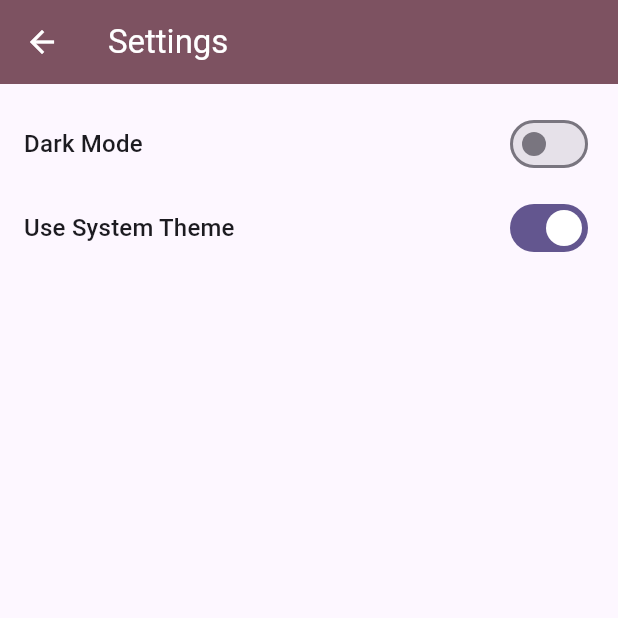
After one commit to Go-Flutter-Dashboard/prodspace, a Flutter app: the screen it shows after launch, after a tap on the "settings" icon, on a phone screen of 412 x 824 dp, the top half of it. The commit adds this screen. Run offline on Flutter 3.47's test engine with Material 3 defaults, Android fonts, the phone set to English and light mode, and no system bars; our stand-ins replace flutter_colorpicker, hive_flutter, image_picker, shared_preferences; accounts and stored records are empty.

Commit message:
feat: add theme change in settings

```diff
--- a/frontend/lib/board/presentation/pages/board_page.dart
+++ b/frontend/lib/board/presentation/pages/board_page.dart
@@ -13,6 +13,7 @@ import '../widgets/color_picker_dialog.dart';
 import 'package:image_picker/image_picker.dart';
 import 'dart:typed_data';
 import 'package:flutter/gestures.dart';
+import 'package:prodspace/settings/presentations/widgets/settings_btn.dart';
 
 class BoardPage extends StatefulWidget {
   const BoardPage({super.key});
@@ -343,7 +344,7 @@ class _BordPageState extends State<BoardPage> {
   Widget build(BuildContext context) {
     final hasSelection = _selectedObjectIndices.isNotEmpty || _selectedPathIndices.isNotEmpty;
     return Scaffold(
-      appBar: AppBar(title: const Text('Интерактивная доска')),
+      appBar: AppBar(title: const Text('Интерактивная доска'), actions: [settingsButton(context)],),
       body: LayoutBuilder(
         builder: (context, constraints) {
           final Offset effectiveOffset = _canvasOffset;
--- a/frontend/lib/login_n_regestration/login_page.dart
+++ b/frontend/lib/login_n_regestration/login_page.dart
@@ -2,6 +2,7 @@ import 'package:flutter/material.dart';
 import 'package:http/http.dart' as http;
 import 'package:hive_flutter/hive_flutter.dart';
 import 'package:prodspace/login_n_regestration/logged_in.dart';
+import 'package:prodspace/settings/presentations/widgets/settings_btn.dart';
 
 class LoginPage extends StatefulWidget {
   const LoginPage({super.key});
@@ -99,6 +100,9 @@ class _LoginPageState extends State<LoginPage> {
         title: const Text("Login"),
         backgroundColor: colorScheme.tertiary,
         foregroundColor: colorScheme.onTertiary,
+        actions: [
+        settingsButton(context),
+      ],
       ),
       body: Center(
         child: SingleChildScrollView(
--- a/frontend/lib/login_n_regestration/registration_page.dart
+++ b/frontend/lib/login_n_regestration/registration_page.dart
@@ -2,6 +2,7 @@ import 'package:flutter/material.dart';
 import 'package:http/http.dart' as http;
 import 'package:hive_flutter/hive_flutter.dart';
 import 'package:prodspace/login_n_regestration/logged_in.dart';
+import 'package:prodspace/settings/presentations/widgets/settings_btn.dart';
 
 class RegisterPage extends StatefulWidget {
   const RegisterPage({super.key});
@@ -99,6 +100,9 @@ class _RegisterPageState extends State<RegisterPage> {
         title: const Text('Register'),
         backgroundColor: colorScheme.tertiary,
         foregroundColor: colorScheme.onTertiary,
+        actions: [
+          settingsButton(context)
+        ],
       ),
       body: Center(
         child: SingleChildScrollView(
--- a/frontend/lib/main.dart
+++ b/frontend/lib/main.dart
@@ -1,9 +1,10 @@
 import 'package:flutter/material.dart';
+import 'package:provider/provider.dart';
 import 'login_n_regestration/logged_in.dart';
 import 'pages.dart';
-import 'package:hive/hive.dart';
 import 'package:hive_flutter/hive_flutter.dart';
 import 'package:path_provider/path_provider.dart';
+import 'theme/theme_provider.dart';
 import 'theme/app_theme.dart';
 import 'package:flutter/foundation.dart' show kIsWeb;
 
@@ -18,7 +19,16 @@ void main() async {
   await Hive.openBox('user_parameters');
   await Hive.openBox('settings');
   await Hive.openBox('changes');
-  runApp(MyApp());
+
+  final themeProvider = ThemeProvider();
+  await themeProvider.initialize();
+
+  runApp(
+    ChangeNotifierProvider.value(
+      value: themeProvider,
+      child: MyApp(),
+    ),
+  );
 }
 
 class MyApp extends StatelessWidget {
@@ -30,12 +40,22 @@ class MyApp extends StatelessWidget {
   // This widget is the root of the application.
   @override
   Widget build(BuildContext context) {
+    final themeProvider = Provider.of<ThemeProvider>(context);
+
+    if (themeProvider.isLoading) {
+      return const MaterialApp(
+        home: Scaffold(
+          body: Center(child: CircularProgressIndicator()),
+        ),
+      );
+    }
+
     return MaterialApp(
       navigatorKey: navigatorKey,
       title: 'Your Workspace',
       theme: AppThemes.lightTheme,
       darkTheme: AppThemes.darkTheme,
-      themeMode: AppThemes.thememode,
+      themeMode: themeProvider.themeMode,
       initialRoute: '/',
       routes: {
         '/': (context) => FutureBuilder<bool>(
@@ -45,17 +65,17 @@ class MyApp extends StatelessWidget {
             if (snapshot.connectionState == ConnectionState.waiting) {
               return const Center(child: CircularProgressIndicator());
             }
-            return const BoardPage();
-            // if (snapshot.data == true) {
-            //   return const BoardPage();
-            // } else {
-            //   return const LoginPage();
-            // }
+            if (snapshot.data == true) {
+              return const BoardPage();
+            } else {
+              return const LoginPage();
+            }
           },
         ),
         '/home': (context) => const BoardPage(),
-        //'/login': (context) => const LoginPage(),
-        //'/register': (context) => const RegisterPage(),
+        '/login': (context) => const LoginPage(),
+        '/register': (context) => const RegisterPage(),
+        '/settings': (context) => const SettingsPage(),
       },
     );
   }
--- a/frontend/lib/pages.dart
+++ b/frontend/lib/pages.dart
@@ -2,3 +2,4 @@
 export 'login_n_regestration/login_page.dart';
 export 'login_n_regestration/registration_page.dart';
 export 'board/presentation/pages/board_page.dart';
+export 'settings/presentations/pages/settings_page.dart';
--- /dev/null
+++ b/frontend/lib/settings/presentations/pages/settings_page.dart
@@ -0,0 +1,75 @@
+import 'package:flutter/material.dart';
+import 'package:provider/provider.dart';
+import 'package:prodspace/theme/theme_provider.dart';
+
+class SettingsPage extends StatefulWidget {
+  const SettingsPage({super.key});
+
+  @override
+  State<SettingsPage> createState() => _SettingsPageState();
+}
+
+class _SettingsPageState extends State<SettingsPage> {
+  @override
+  Widget build(BuildContext context) {
+    final theme = Theme.of(context);
+    final themeProvider = Provider.of<ThemeProvider>(context);
+
+    return Scaffold(
+      appBar: AppBar(
+        title: const Text('Settings'),
+        backgroundColor: theme.colorScheme.tertiary,
+        foregroundColor: theme.colorScheme.onTertiary,
+      ),
+      body: Padding(
+        padding: const EdgeInsets.all(16.0),
+        child: Column(
+          crossAxisAlignment: CrossAxisAlignment.start,
+          children: [
+            // Dark Mode Switch
+            Row(
+              mainAxisAlignment: MainAxisAlignment.spaceBetween,
+              children: [
+                Text('Dark Mode', style: theme.textTheme.titleMedium),
+                Switch(
+                  value: themeProvider.isDarkMode,
+                  onChanged: (value) async {
+                    themeProvider.setThemeMode(value ? ThemeMode.dark : ThemeMode.light);
+                    setState(() {});
+                    ScaffoldMessenger.of(context).showSnackBar(
+                      SnackBar(
+                        content: Text(value ? 'Dark mode enabled' : 'Light mode enabled'),
+                        duration: const Duration(seconds: 1),
+                      ),
+                    );
+                  },
+                ),
+              ],
+            ),
+            const SizedBox(height: 8.0),
+            // System Theme Switch
+            Row(
+              mainAxisAlignment: MainAxisAlignment.spaceBetween,
+              children: [
+                Text('Use System Theme', style: theme.textTheme.titleMedium),
+                Switch(
+                  value: themeProvider.isSystemMode,
+                  onChanged: (value) async {
+                    themeProvider.setThemeMode(value ? ThemeMode.system : ThemeMode.light);
+                    setState(() {});
+                    ScaffoldMessenger.of(context).showSnackBar(
+                      SnackBar(
+                        content: Text(value ? 'System theme enabled' : 'Light mode enabled'),
+                        duration: const Duration(seconds: 1),
+                      ),
+                    );
+                  },
+                ),
+              ],
+            ),
+          ],
+        ),
+      ),
+    );
+  }
+}
--- /dev/null
+++ b/frontend/lib/settings/presentations/widgets/settings_btn.dart
@@ -0,0 +1,12 @@
+import 'package:flutter/material.dart';
+
+Widget settingsButton(BuildContext context) {
+    final colorScheme = Theme.of(context).colorScheme;
+
+    return IconButton(
+      icon: Icon(Icons.settings, size: 28),
+      color: colorScheme.onTertiary,
+      tooltip: "Settings",
+      onPressed: () => Navigator.pushNamed(context, '/settings'),
+    );
+  }
--- a/frontend/lib/theme/app_theme.dart
+++ b/frontend/lib/theme/app_theme.dart
@@ -16,10 +16,4 @@ class AppThemes {
     ),
     useMaterial3: true,
   );
-
-  static ThemeMode thememode = ThemeMode.system;
-
-  static setThemeMode(ThemeMode newTM) {
-    thememode = newTM;
-  }
 }
--- /dev/null
+++ b/frontend/lib/theme/theme_provider.dart
@@ -0,0 +1,36 @@
+// theme/theme_provider.dart
+import 'package:flutter/material.dart';
+import 'package:hive_flutter/hive_flutter.dart';
+
+class ThemeProvider with ChangeNotifier {
+  ThemeMode _themeMode = ThemeMode.system;
+  bool _isLoading = true;
+
+  ThemeMode get themeMode => _themeMode;
+  bool get isLoading => _isLoading;
+  bool get isDarkMode => _themeMode == ThemeMode.dark;
+  bool get isSystemMode => _themeMode == ThemeMode.system;
+
+  Future<void> initialize() async {
+    if (!Hive.isBoxOpen('settings')) {
+      await Hive.openBox('settings');
+    }
+    final settingsBox = Hive.box('settings');
+    final themeIndex = settingsBox.get('theme index', defaultValue: ThemeMode.system.index);
+    _themeMode = ThemeMode.values[themeIndex];
+    _isLoading = false;
+    notifyListeners();
+  }
+
+  Future<void> setThemeMode(ThemeMode mode) async {
+    if (_themeMode == mode) return;
+
+    _themeMode = mode;
+    if (!Hive.isBoxOpen('settings')) {
+      await Hive.openBox('settings');
+    }
+    final settingsBox = Hive.box('settings');
+    await settingsBox.put('theme index', mode.index);
+    notifyListeners();
+  }
+}
--- a/frontend/pubspec.yaml
+++ b/frontend/pubspec.yaml
@@ -41,6 +41,7 @@ dependencies:
   flutter_colorpicker: ^1.1.0
   http: ^1.4.0
   image_picker: ^1.0.0
+  provider: ^6.1.5
 
 dev_dependencies:
   flutter_test:
```
Also changed, not shown: frontend/pubspec.lock.
